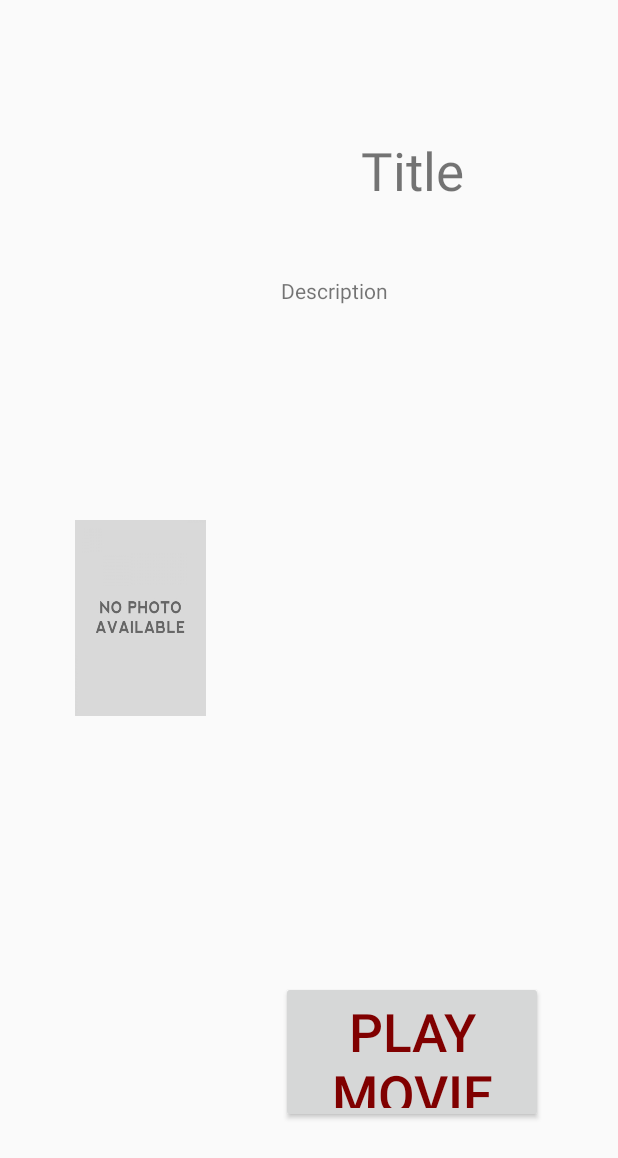
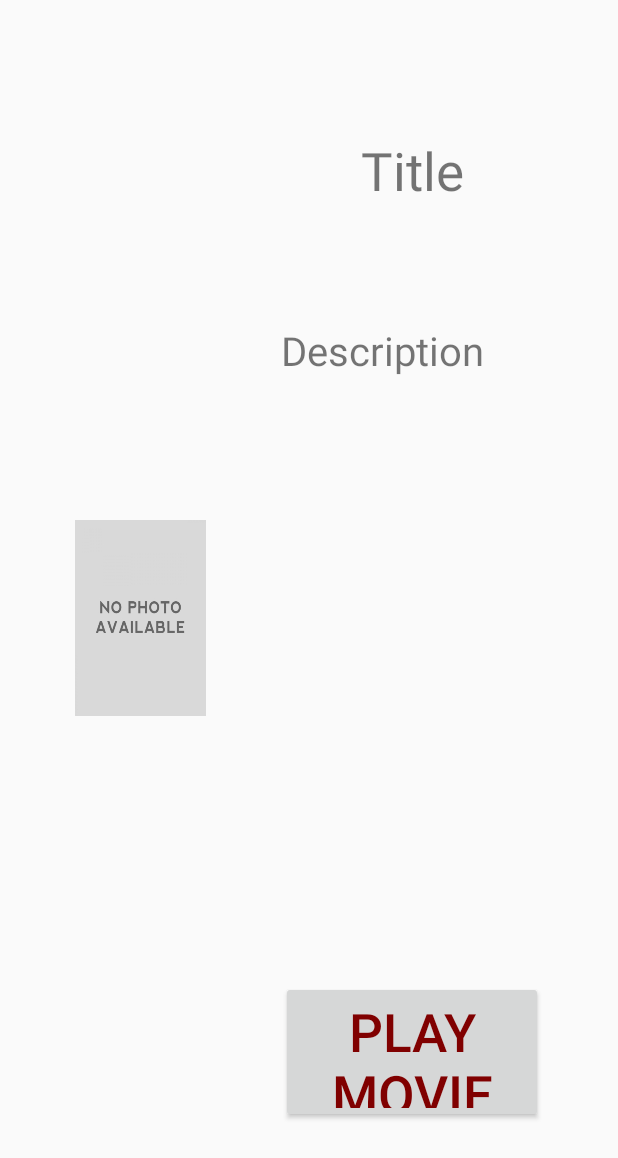
Before and after one commit to dawsondeere/Mount-Good-Control, an Android app: the layout activity_movieinfo.xml on its own in the app's theme, with its tools: preview values and no code run, on a phone screen of 412 x 824 dp. Shown: the top 1158 px of the screen. Run offline under Robolectric (Android 15) with nearby library versions, the phone set to English and light mode, and no system bars.

Commit message:
modified dimensions of views in layout

```diff
--- a/app/src/main/res/layout/activity_movieinfo.xml
+++ b/app/src/main/res/layout/activity_movieinfo.xml
@@ -28,7 +28,7 @@
             android:id="@+id/movieInfoTitle"
             android:layout_width="match_parent"
             android:layout_height="0dp"
-            android:layout_weight="1"
+            android:layout_weight="4"
             android:gravity="center_horizontal"
             android:textSize="16pt"
             android:layout_marginTop="90dp"
@@ -39,15 +39,16 @@
             android:id="@+id/movieInfoDescription"
             android:layout_width="match_parent"
             android:layout_height="0dp"
-            android:layout_weight="5"
+            android:layout_weight="14"
             android:gravity="start"
+            android:textSize="12pt"
             android:text="Description"
             />
 
         <Button
             android:layout_width="match_parent"
             android:layout_height="0dp"
-            android:layout_weight="1"
+            android:layout_weight="3"
             android:layout_marginBottom="75dp"
             android:text="Play Movie"
             android:textSize="16pt"
```
